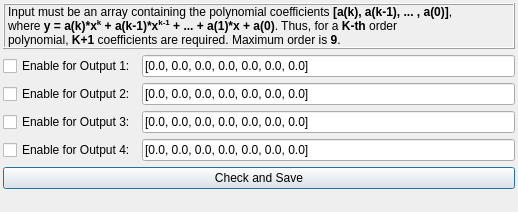
Above: uifiles/PreDist.ui from eduardobatista/ActVibSoftware before the change. Below: the same form after it.
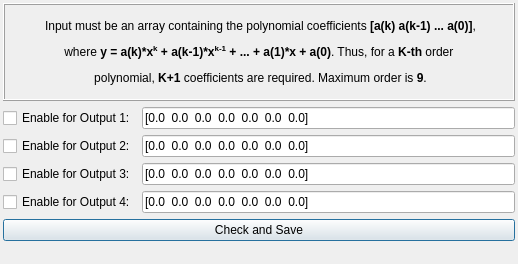
That is the form after the change.

Diff of the .ui file:
```diff
--- a/uifiles/PreDist.ui
+++ b/uifiles/PreDist.ui
@@ -7,7 +7,7 @@
     <x>0</x>
     <y>0</y>
     <width>518</width>
-    <height>204</height>
+    <height>255</height>
    </rect>
   </property>
   <property name="windowTitle">
@@ -38,7 +38,7 @@
       <enum>QFrame::Raised</enum>
      </property>
      <property name="text">
-      <string>&lt;html&gt;&lt;head/&gt;&lt;body&gt;&lt;p align=&quot;justify&quot;&gt;&lt;span style=&quot; font-size:9pt;&quot;&gt;Input must be an array containing the polynomial coefficients &lt;/span&gt;&lt;span style=&quot; font-size:9pt; font-weight:600;&quot;&gt;[a(k), a(k-1), ... , a(0)]&lt;/span&gt;&lt;span style=&quot; font-size:9pt;&quot;&gt;,&lt;br/&gt;where &lt;/span&gt;&lt;span style=&quot; font-size:9pt; font-weight:600;&quot;&gt;y = a(k)*x&lt;/span&gt;&lt;span style=&quot; font-size:9pt; font-weight:600; vertical-align:super;&quot;&gt;k&lt;/span&gt;&lt;span style=&quot; font-size:9pt; font-weight:600;&quot;&gt; + a(k-1)*x&lt;/span&gt;&lt;span style=&quot; font-size:9pt; font-weight:600; vertical-align:super;&quot;&gt;k-1&lt;/span&gt;&lt;span style=&quot; font-size:9pt; font-weight:600;&quot;&gt; + ... + a(1)*x&lt;/span&gt;&lt;span style=&quot; font-size:9pt; font-weight:600;&quot;&gt; + &lt;/span&gt;&lt;span style=&quot; font-size:9pt; font-weight:600;&quot;&gt;a(0)&lt;/span&gt;&lt;span style=&quot; font-size:9pt;&quot;&gt;. Thus, for a &lt;/span&gt;&lt;span style=&quot; font-size:9pt; font-weight:600;&quot;&gt;K-th&lt;/span&gt;&lt;span style=&quot; font-size:9pt;&quot;&gt; order &lt;br/&gt;polynomial, &lt;/span&gt;&lt;span style=&quot; font-size:9pt; font-weight:600;&quot;&gt;K+1&lt;/span&gt;&lt;span style=&quot; font-size:9pt;&quot;&gt; coefficients are required. Maximum order is &lt;/span&gt;&lt;span style=&quot; font-size:9pt; font-weight:600;&quot;&gt;9&lt;/span&gt;&lt;span style=&quot; font-size:9pt;&quot;&gt;.&lt;/span&gt;&lt;/p&gt;&lt;/body&gt;&lt;/html&gt;</string>
+      <string>&lt;html&gt;&lt;head/&gt;&lt;body&gt;&lt;p align=&quot;center&quot;&gt;&lt;span style=&quot; font-size:9pt;&quot;&gt;&lt;br/&gt;Input must be an array containing the polynomial coefficients &lt;/span&gt;&lt;span style=&quot; font-size:9pt; font-weight:600;&quot;&gt;[a(k) a(k-1) ... a(0)]&lt;/span&gt;&lt;span style=&quot; font-size:9pt;&quot;&gt;,&lt;/span&gt;&lt;/p&gt;&lt;p align=&quot;center&quot;&gt;&lt;span style=&quot; font-size:9pt;&quot;&gt;where &lt;/span&gt;&lt;span style=&quot; font-size:9pt; font-weight:600;&quot;&gt;y = a(k)*x&lt;/span&gt;&lt;span style=&quot; font-size:9pt; font-weight:600; vertical-align:super;&quot;&gt;k&lt;/span&gt;&lt;span style=&quot; font-size:9pt; font-weight:600;&quot;&gt; + a(k-1)*x&lt;/span&gt;&lt;span style=&quot; font-size:9pt; font-weight:600; vertical-align:super;&quot;&gt;k-1&lt;/span&gt;&lt;span style=&quot; font-size:9pt; font-weight:600;&quot;&gt; + ... + a(1)*x + a(0)&lt;/span&gt;&lt;span style=&quot; font-size:9pt;&quot;&gt;. Thus, for a &lt;/span&gt;&lt;span style=&quot; font-size:9pt; font-weight:600;&quot;&gt;K-th&lt;/span&gt;&lt;span style=&quot; font-size:9pt;&quot;&gt; order &lt;/span&gt;&lt;/p&gt;&lt;p align=&quot;center&quot;&gt;&lt;span style=&quot; font-size:9pt;&quot;&gt;polynomial, &lt;/span&gt;&lt;span style=&quot; font-size:9pt; font-weight:600;&quot;&gt;K+1&lt;/span&gt;&lt;span style=&quot; font-size:9pt;&quot;&gt; coefficients are required. Maximum order is &lt;/span&gt;&lt;span style=&quot; font-size:9pt; font-weight:600;&quot;&gt;9&lt;/span&gt;&lt;span style=&quot; font-size:9pt;&quot;&gt;.&lt;br/&gt;&lt;/span&gt;&lt;/p&gt;&lt;/body&gt;&lt;/html&gt;</string>
      </property>
     </widget>
    </item>
@@ -80,14 +80,14 @@
    <item row="3" column="1">
     <widget class="QLineEdit" name="textPoly3">
      <property name="text">
-      <string>[0.0, 0.0, 0.0, 0.0, 0.0, 0.0, 0.0]</string>
+      <string>[0.0  0.0  0.0  0.0  0.0  0.0  0.0]</string>
      </property>
     </widget>
    </item>
    <item row="2" column="1">
     <widget class="QLineEdit" name="textPoly2">
      <property name="text">
-      <string>[0.0, 0.0, 0.0, 0.0, 0.0, 0.0, 0.0]</string>
+      <string>[0.0  0.0  0.0  0.0  0.0  0.0  0.0]</string>
      </property>
     </widget>
    </item>
@@ -101,14 +101,14 @@
    <item row="1" column="1">
     <widget class="QLineEdit" name="textPoly1">
      <property name="text">
-      <string>[0.0, 0.0, 0.0, 0.0, 0.0, 0.0, 0.0]</string>
+      <string>[0.0  0.0  0.0  0.0  0.0  0.0  0.0]</string>
      </property>
     </widget>
    </item>
    <item row="4" column="1">
     <widget class="QLineEdit" name="textPoly4">
      <property name="text">
-      <string>[0.0, 0.0, 0.0, 0.0, 0.0, 0.0, 0.0]</string>
+      <string>[0.0  0.0  0.0  0.0  0.0  0.0  0.0]</string>
      </property>
     </widget>
    </item>
```
